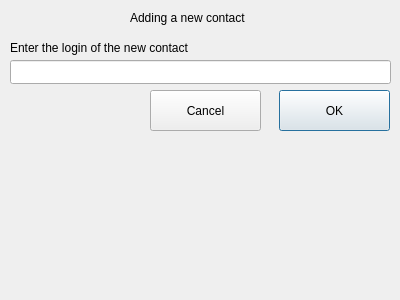
Old version of the form addcontact.ui in the repository Knigan/Qt-Messenger.
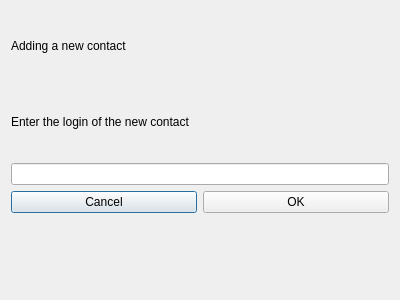
New version of the form.

Diff of the .ui file:
```diff
--- a/addcontact.ui
+++ b/addcontact.ui
@@ -13,84 +13,50 @@
   <property name="windowTitle">
    <string>Dialog</string>
   </property>
-  <widget class="QLineEdit" name="LoginLineEdit">
-   <property name="geometry">
-    <rect>
-     <x>10</x>
-     <y>60</y>
-     <width>381</width>
-     <height>24</height>
-    </rect>
-   </property>
-   <property name="placeholderText">
-    <string/>
-   </property>
-  </widget>
+  <layout class="QGridLayout" name="gridLayout">
+   <item row="0" column="0">
   <widget class="QLabel" name="TitleLabel">
-   <property name="geometry">
-    <rect>
-     <x>130</x>
-     <y>10</y>
-     <width>131</width>
-     <height>16</height>
-    </rect>
-   </property>
    <property name="text">
     <string>Adding a new contact</string>
    </property>
   </widget>
+   </item>
+   <item row="1" column="0">
   <widget class="QLabel" name="LoginLabel">
-   <property name="geometry">
-    <rect>
-     <x>10</x>
-     <y>40</y>
-     <width>191</width>
-     <height>16</height>
-    </rect>
-   </property>
    <property name="text">
     <string>Enter the login of the new contact</string>
    </property>
   </widget>
-  <widget class="QPushButton" name="AddButton">
-   <property name="geometry">
-    <rect>
-     <x>279</x>
-     <y>90</y>
-     <width>111</width>
-     <height>41</height>
-    </rect>
-   </property>
-   <property name="text">
-    <string>OK</string>
-   </property>
-  </widget>
+   </item>
+   <item row="2" column="0" colspan="2">
+    <widget class="QLineEdit" name="LoginLineEdit">
+     <property name="placeholderText">
+      <string/>
+     </property>
+    </widget>
+   </item>
+   <item row="3" column="0">
   <widget class="QPushButton" name="CancelButton">
-   <property name="geometry">
-    <rect>
-     <x>150</x>
-     <y>90</y>
-     <width>111</width>
-     <height>41</height>
-    </rect>
-   </property>
    <property name="text">
     <string>Cancel</string>
    </property>
   </widget>
+   </item>
+   <item row="3" column="1">
+    <widget class="QPushButton" name="AddButton">
+     <property name="text">
+      <string>OK</string>
+     </property>
+    </widget>
+   </item>
+   <item row="4" column="0" colspan="2">
   <widget class="QLabel" name="ErrorLabel">
-   <property name="geometry">
-    <rect>
-     <x>10</x>
-     <y>140</y>
-     <width>381</width>
-     <height>21</height>
-    </rect>
-   </property>
    <property name="text">
     <string/>
    </property>
   </widget>
+   </item>
+  </layout>
  </widget>
  <resources/>
  <connections/>
```
Lines whose indentation alone changed are shown as unchanged.
